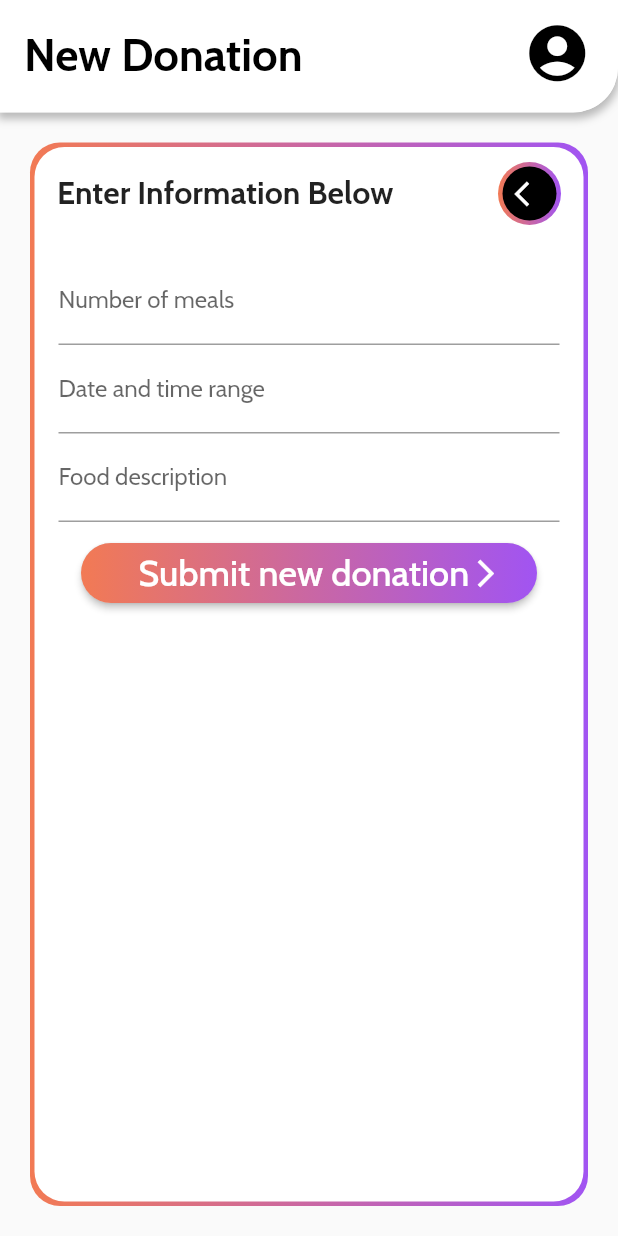
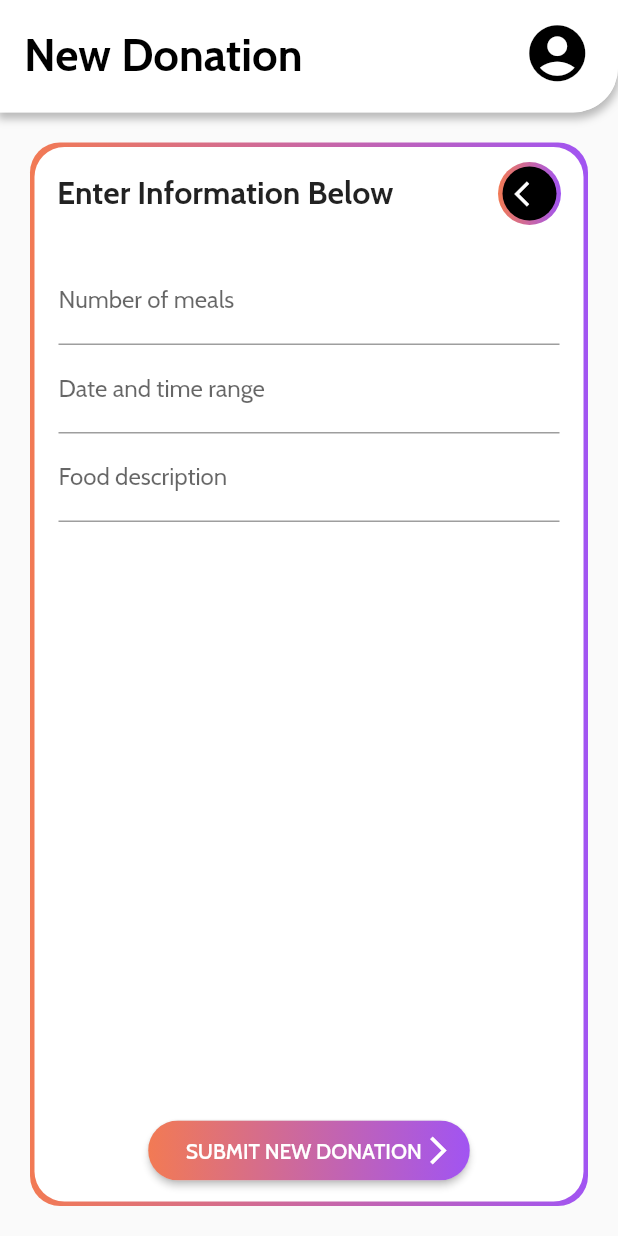
Before and after one commit to sjhuang26/meal_match, a Flutter app: the DonatorPublicRequestList widget shown alone on an empty page, opened directly, after a tap on "New Donation", on a phone screen of 412 x 824 dp. Run offline on Flutter 3.47's test engine with Material 2 defaults, Android fonts, the phone set to English and light mode, and no system bars; drawn by our look-alikes of flutter_form_builder; our stand-ins replace carousel_slider, cloud_firestore, curved_navigation_bar, dots_indicator, firebase_analytics, firebase_auth and 4 more; missing offline and left inert: dash_chat, flutter_google_places, geodesy, google_maps_webservice, gradient_text; accounts and stored records are empty.

Commit message:
Fix submit buttons, attempted chat fix

```diff
--- a/lib/user-donator.dart
+++ b/lib/user-donator.dart
@@ -25,11 +25,15 @@ class _NewDonationFormState extends State<NewDonationForm> {
     return buildMyStandardScrollableGradientBoxWithBack(
         context,
         'Enter Information Below',
+        Column(
+          children: [
             buildMyFormListView(_formKey, [
               buildMyStandardNumberFormField('numMeals', 'Number of meals'),
               buildMyStandardTextFormField('dateAndTime', 'Date and time range'),
               buildMyStandardTextFormField('description', 'Food description'),
-          buildMyStandardButton('Submit new donation', () {
+            ]),
+            Spacer(),
+            buildMyStandardButton('SUBMIT NEW DONATION', () {
               if (_formKey.currentState.saveAndValidate()) {
                 var value = _formKey.currentState.value;
                 doSnackbarOperation(
@@ -42,8 +46,14 @@ class _NewDonationFormState extends State<NewDonationForm> {
                       ..numMealsRequested = 0),
                     MySnackbarOperationBehavior.POP_ONE);
               }
-          })
-        ]));
+            },
+                textSize: 14,
+                fillWidth: false,
+                centralized: true
+            ),
+            Padding(padding: EdgeInsets.only(bottom: 10),)
+          ],
+        ));
   }
 }
 
@@ -464,8 +474,16 @@ class DonatorPublicRequestList extends StatelessWidget {
                       .toList();
 
               if (filteredRequests.length == 0) {
-                return buildMyStandardEmptyPlaceholderBox(
-                    content: "No requests found nearby.");
+                return Expanded(
+                  child: Column(
+                    children: [
+                      Spacer(),
+                      buildMyStandardEmptyPlaceholderBox(
+                          content: "No requests found nearby."),
+                      Spacer(),
+                    ],
+                  ),
+                );
               }
 
               return Expanded(
```
Also changed, not shown: lib/main.dart (+6 -6 lines), lib/state.dart (+7 -2 lines), lib/user-requester.dart (+33 -16 lines), 1 other file. Lines whose indentation alone changed are shown as unchanged.
